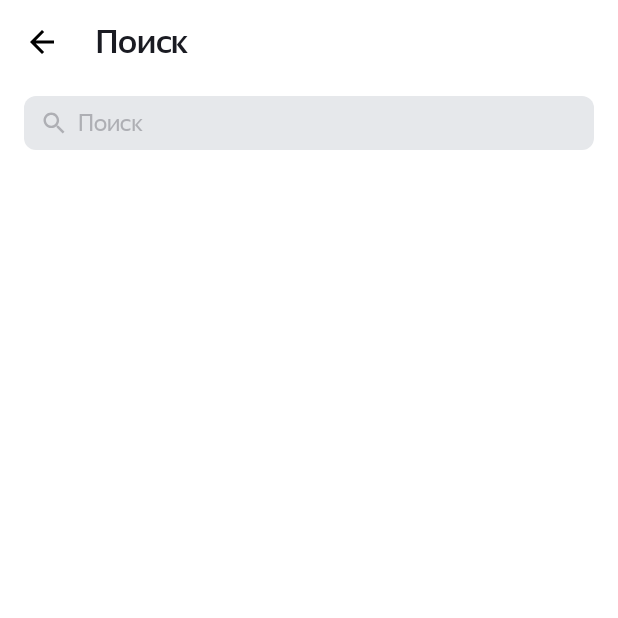
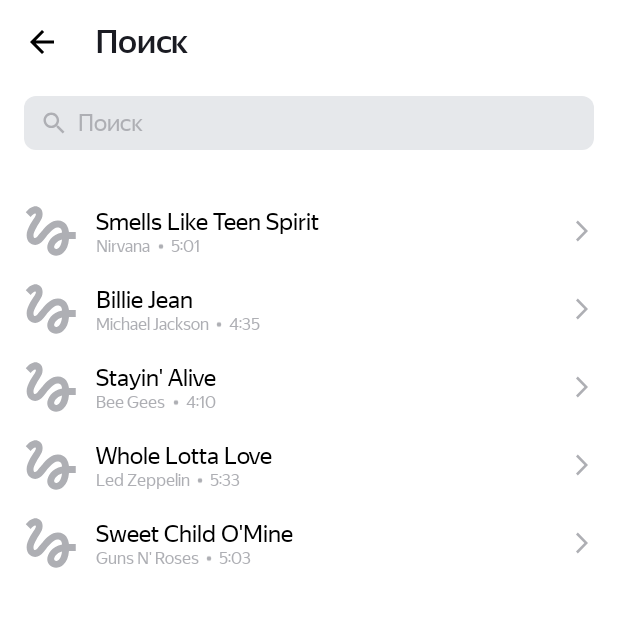
Before and after one commit to ekaterinayazykova/MyAppPlaylistMaker, an Android app: the screen it shows after launch (SearchActivity), after a tap on "Поиск", on a phone screen of 412 x 824 dp, the top half of it. Run offline under Robolectric (Android 15) with nearby library versions, the phone set to English and light mode, and no system bars; pictures from the network do not load.

Commit message:
[MyAppPlaylistMaker] Sprint 10

```diff
--- a/app/build.gradle.kts
+++ b/app/build.gradle.kts
@@ -42,6 +42,9 @@ dependencies {
     implementation(libs.material)
     implementation(libs.androidx.activity)
     implementation(libs.androidx.constraintlayout)
+    implementation (libs.google.material.v161)
+    implementation ("com.github.bumptech.glide:glide:4.16.0")
+    annotationProcessor ("com.github.bumptech.glide:compiler:4.16.0")
     testImplementation(libs.junit)
     androidTestImplementation(libs.androidx.junit)
     androidTestImplementation(libs.androidx.espresso.core)
--- a/app/src/main/AndroidManifest.xml
+++ b/app/src/main/AndroidManifest.xml
@@ -1,6 +1,9 @@
 <?xml version="1.0" encoding="utf-8"?>
 <manifest xmlns:android="http://schemas.android.com/apk/res/android"
     xmlns:tools="http://schemas.android.com/tools">
+
+    <uses-permission android:name="android.permission.ACCESS_NETWORK_STATE" />
+    <uses-permission android:name="android.permission.INTERNET" />
 
     <application
         android:allowBackup="true"
--- /dev/null
+++ b/app/src/main/java/com/example/myappplaylistmaker/NetworkClass.kt
@@ -0,0 +1,15 @@
+package com.example.myappplaylistmaker
+
+import android.annotation.SuppressLint
+import android.content.Context
+import android.net.ConnectivityManager
+import android.net.NetworkInfo
+
+object NetworkClass {
+    @SuppressLint("MissingPermission")
+    fun isNetworkAvailable(context: Context): Boolean {
+        val connectivityManager = context.getSystemService(Context.CONNECTIVITY_SERVICE) as ConnectivityManager
+        val networkInfo: NetworkInfo? = connectivityManager.activeNetworkInfo
+        return networkInfo != null && networkInfo.isConnected
+    }
+}
--- a/app/src/main/java/com/example/myappplaylistmaker/SearchActivity.kt
+++ b/app/src/main/java/com/example/myappplaylistmaker/SearchActivity.kt
@@ -8,16 +8,20 @@ import android.view.inputmethod.InputMethodManager
 import android.widget.Button
 import android.widget.EditText
 import android.widget.ImageView
+import android.widget.ProgressBar
 import androidx.activity.enableEdgeToEdge
 import androidx.appcompat.app.AppCompatActivity
 import androidx.core.view.ViewCompat
 import androidx.core.view.WindowInsetsCompat
+import androidx.recyclerview.widget.LinearLayoutManager
+import androidx.recyclerview.widget.RecyclerView
 import com.google.android.material.button.MaterialButton
 
 class SearchActivity : AppCompatActivity() {
     private lateinit var editText: EditText
     private lateinit var requestFocusButton: Button
     private lateinit var buttonClear: MaterialButton
+    private lateinit var recyclerView: RecyclerView
     private var searchQuery: String = ""
 
     companion object {
@@ -45,6 +49,20 @@ class SearchActivity : AppCompatActivity() {
 
         editText = findViewById(R.id.edit_text)
         requestFocusButton = findViewById(R.id.requestFocusButton)
+        recyclerView = findViewById(R.id.track_list)
+
+        val tracks = listOf(
+            Track("Smells Like Teen Spirit", "Nirvana", "5:01", "https://is5-ssl.mzstatic.com/image/thumb/Music115/v4/7b/58/c2/7b58c21a-2b51-2bb2-e59a-9bb9b96ad8c3/00602567924166.rgb.jpg/100x100bb.jpg"),
+            Track("Billie Jean", "Michael Jackson", "4:35", "https://is5-ssl.mzstatic.com/image/thumb/Music125/v4/3d/9d/38/3d9d3811-71f0-3a0e-1ada-3004e56ff852/827969428726.jpg/100x100bb.jpg"),
+            Track("Stayin' Alive", "Bee Gees", "4:10", "https://is4-ssl.mzstatic.com/image/thumb/Music115/v4/1f/80/1f/1f801fc1-8c0f-ea3e-d3e5-387c6619619e/16UMGIM86640.rgb.jpg/100x100bb.jpg"),
+            Track("Whole Lotta Love", "Led Zeppelin", "5:33", "https://is2-ssl.mzstatic.com/image/thumb/Music62/v4/7e/17/e3/7e17e33f-2efa-2a36-e916-7f808576cf6b/mzm.fyigqcbs.jpg/100x100bb.jpg"),
+            Track("Sweet Child O'Mine", "Guns N' Roses", "5:03", "https://is5-ssl.mzstatic.com/image/thumb/Music125/v4/a0/4d/c4/a04dc484-03cc-02aa-fa82-5334fcb4bc16/18UMGIM24878.rgb.jpg/100x100bb.jpg")
+        )
+
+        val adapter = SearchAdapter(tracks)
+        recyclerView.layoutManager = LinearLayoutManager(this)
+        recyclerView.adapter = adapter
+        recyclerView.requestLayout()
 
         editText.addTextChangedListener(object : TextWatcher {
             override fun beforeTextChanged(s: CharSequence?, start: Int, count: Int, after: Int) {}
--- /dev/null
+++ b/app/src/main/java/com/example/myappplaylistmaker/SearchAdapter.kt
@@ -0,0 +1,19 @@
+package com.example.myappplaylistmaker
+
+import android.view.LayoutInflater
+import android.view.ViewGroup
+import androidx.recyclerview.widget.RecyclerView
+
+class SearchAdapter (private val tracks: List<Track>) : RecyclerView.Adapter<TrackViewHolder>() {
+
+    override fun onCreateViewHolder(parent: ViewGroup, viewType: Int): TrackViewHolder {
+        return TrackViewHolder.create(parent)
+    }
+
+    override fun getItemCount() = tracks.size
+
+    override fun onBindViewHolder(holder: TrackViewHolder, position: Int) {
+        holder.bind(tracks[position])
+    }
+
+}
--- /dev/null
+++ b/app/src/main/java/com/example/myappplaylistmaker/Track.kt
@@ -0,0 +1,8 @@
+package com.example.myappplaylistmaker
+
+class Track (
+        val trackName: String,
+        val artistName: String,
+        val trackTime: String,
+        val artworkUrl100: String
+    )
--- /dev/null
+++ b/app/src/main/java/com/example/myappplaylistmaker/TrackViewHolder.kt
@@ -0,0 +1,45 @@
+package com.example.myappplaylistmaker
+
+import android.media.Image
+import android.view.LayoutInflater
+import android.view.View
+import android.view.ViewGroup
+import android.widget.ImageView
+import android.widget.TextView
+import androidx.appcompat.view.menu.MenuView.ItemView
+import androidx.recyclerview.widget.RecyclerView
+import com.bumptech.glide.Glide
+import com.bumptech.glide.load.resource.bitmap.RoundedCorners
+
+class TrackViewHolder(itemView: View) : RecyclerView.ViewHolder(itemView) {
+    private val trackName: TextView = itemView.findViewById(R.id.track_name)
+    private val artistName: TextView = itemView.findViewById(R.id.artist_name)
+    private val trackTime: TextView = itemView.findViewById(R.id.track_duration)
+    private val trackCover: ImageView = itemView.findViewById(R.id.track_cover)
+
+    companion object {
+        fun create(parent: ViewGroup): TrackViewHolder {
+            val view = LayoutInflater.from(parent.context)
+                .inflate(R.layout.item_recycler, parent, false)
+            return TrackViewHolder(view)
+        }
+    }
+
+    fun bind(track: Track) {
+        trackName.text = track.trackName
+        artistName.text = track.artistName
+        trackTime.text = track.trackTime
+
+        if (NetworkClass.isNetworkAvailable(itemView.context)) {
+            Glide.with(itemView)
+                .load(track.artworkUrl100)
+                .fitCenter()
+                .placeholder(R.drawable.icon_placeholder)
+                .centerCrop()
+                .transform(RoundedCorners(Utils.dpToPx(2f, itemView.context)))
+                .into(trackCover)
+        } else {
+            trackCover.setImageResource(R.drawable.icon_placeholder)
+        }
+    }
+}
--- /dev/null
+++ b/app/src/main/java/com/example/myappplaylistmaker/Utils.kt
@@ -0,0 +1,14 @@
+package com.example.myappplaylistmaker
+
+import android.content.Context
+import android.util.TypedValue
+
+object Utils {
+    fun dpToPx(dp: Float, context: Context): Int {
+        return TypedValue.applyDimension(
+            TypedValue.COMPLEX_UNIT_DIP,
+            dp,
+            context.resources.displayMetrics
+        ).toInt()
+    }
+}
--- /dev/null
+++ b/app/src/main/res/drawable/icon_dot.xml
@@ -0,0 +1,9 @@
+<vector xmlns:android="http://schemas.android.com/apk/res/android"
+    android:width="13dp"
+    android:height="13dp"
+    android:viewportWidth="13"
+    android:viewportHeight="13">
+  <path
+      android:pathData="M6.5,6.5m-1.5,0a1.5,1.5 0,1 1,3 0a1.5,1.5 0,1 1,-3 0"
+      android:fillColor="#AEAFB4"/>
+</vector>
--- /dev/null
+++ b/app/src/main/res/drawable/icon_placeholder.xml
@@ -0,0 +1,9 @@
+<vector xmlns:android="http://schemas.android.com/apk/res/android"
+    android:width="45dp"
+    android:height="45dp"
+    android:viewportWidth="45"
+    android:viewportHeight="45">
+  <path
+      android:pathData="M8.606,12.919C9.919,11.587 11.231,10.387 11.813,10.631C12.75,11.006 11.813,12.563 11.25,13.481C10.781,14.269 5.888,20.775 5.888,25.313C5.888,27.712 6.788,29.7 8.4,30.9C9.806,31.95 11.663,32.269 13.35,31.763C15.356,31.181 17.006,29.138 19.087,26.569C21.356,23.775 24.394,20.119 26.737,20.119C29.794,20.119 29.831,22.013 30.038,23.475C22.95,24.675 19.95,30.356 19.95,33.544C19.95,36.731 22.65,39.338 25.969,39.338C29.025,39.338 34.013,36.844 34.763,27.9H39.375V23.212H34.744C34.463,20.119 32.7,15.337 27.188,15.337C22.969,15.337 19.35,18.919 17.925,20.663C16.837,22.031 14.063,25.313 13.631,25.763C13.163,26.325 12.356,27.337 11.55,27.337C10.706,27.337 10.2,25.781 10.875,23.737C11.531,21.694 13.5,18.375 14.344,17.138C15.806,15 16.781,13.538 16.781,10.988C16.781,6.919 13.706,5.625 12.075,5.625C9.6,5.625 7.444,7.5 6.975,7.969C6.3,8.644 5.738,9.206 5.325,9.712L8.606,12.919ZM26.025,34.781C25.444,34.781 24.638,34.294 24.638,33.431C24.638,32.306 26.006,29.306 30.019,28.256C29.456,33.3 27.337,34.781 26.025,34.781Z"
+      android:fillColor="#AEAFB4"/>
+</vector>
--- a/app/src/main/res/layout/activity_search.xml
+++ b/app/src/main/res/layout/activity_search.xml
@@ -83,7 +83,15 @@
         app:layout_constraintEnd_toEndOf="parent"
         app:layout_constraintTop_toTopOf="@id/edit_text"/>
 
-
 </FrameLayout>
 
+    <androidx.recyclerview.widget.RecyclerView
+        android:visibility="visible"
+        android:id="@+id/track_list"
+        android:layout_width="match_parent"
+        android:layout_height="wrap_content"
+        android:paddingHorizontal="@dimen/size_12"
+        android:paddingVertical="@dimen/size_8"
+        android:layout_marginTop="@dimen/size_24" />
+
 </LinearLayout>
--- /dev/null
+++ b/app/src/main/res/layout/item_recycler.xml
@@ -0,0 +1,83 @@
+<?xml version="1.0" encoding="utf-8"?>
+<LinearLayout xmlns:android="http://schemas.android.com/apk/res/android"
+    xmlns:app="http://schemas.android.com/apk/res-auto"
+    android:layout_width="match_parent"
+    android:layout_height="wrap_content"
+    android:layout_marginBottom="@dimen/size_8"
+    xmlns:tools="http://schemas.android.com/tools"
+    android:fitsSystemWindows="true"
+    android:focusable="true"
+    android:clickable="true"
+    android:showDividers="middle"
+    android:orientation="horizontal"
+    android:background="@android:color/transparent" >
+
+    <ImageView
+        android:id="@+id/track_cover"
+        android:layout_width="@dimen/size_44"
+        android:layout_height="@dimen/size_44"
+        android:contentDescription="@string/track_cover" />
+
+    <LinearLayout
+        android:layout_width="match_parent"
+        android:layout_height="wrap_content"
+        android:layout_marginStart="@dimen/size_8"
+        android:layout_marginTop="@dimen/size_6"
+        android:layout_marginEnd="@dimen/size_8"
+        android:layout_weight="1"
+        android:orientation="vertical"
+        tools:ignore="RtlSymmetry">
+
+        <TextView
+            android:id="@+id/track_name"
+            style="@style/SongTitle"
+            android:layout_width="wrap_content"
+            android:layout_height="wrap_content"
+            android:singleLine="true"
+            android:maxLines="1"
+            android:ellipsize="end"/>
+
+        <LinearLayout
+            android:layout_width="wrap_content"
+            android:layout_height="wrap_content"
+            android:orientation="horizontal"
+            tools:ignore="RtlSymmetry">
+
+            <TextView
+                android:id="@+id/artist_name"
+                style="@style/SongDescription"
+                android:layout_width="@dimen/size_0"
+                android:layout_height="match_parent"
+                android:layout_weight="1"
+                android:singleLine="true"
+                android:maxLines="1"
+                android:ellipsize="end" />
+
+            <ImageView
+                android:id="@+id/separator"
+                android:layout_width="wrap_content"
+                android:layout_height="match_parent"
+                android:importantForAccessibility="no"
+                android:src="@drawable/icon_dot"
+                app:tint="?attr/colorButtonNormal" />
+
+            <TextView
+                android:id="@+id/track_duration"
+                style="@style/SongDescription"
+                android:layout_width="wrap_content"
+                android:layout_height="match_parent" />
+
+        </LinearLayout>
+
+    </LinearLayout>
+
+        <ImageView
+            android:id="@+id/acception"
+            android:layout_width="wrap_content"
+            android:layout_height="wrap_content"
+            android:layout_marginTop="@dimen/size_10"
+            android:contentDescription="@string/acception"
+            android:src="@drawable/icon_acception"
+            app:tint="?attr/colorButtonNormal" />
+
+</LinearLayout>
--- a/app/src/main/res/values/dimens.xml
+++ b/app/src/main/res/values/dimens.xml
@@ -2,6 +2,7 @@
 <resources>
     <dimen name="main_text_size">22sp</dimen>
     <dimen name="settings_text_size">16sp</dimen>
+    <dimen name="song_description_size">11sp</dimen>
     <dimen name="size_16">16dp</dimen>
     <dimen name="size_12">12dp</dimen>
     <dimen name="size_21">21dp</dimen>
@@ -18,4 +19,10 @@
     <dimen name="size_10">10dp</dimen>
     <dimen name="size_36">36dp</dimen>
     <dimen name="size_40">40dp</dimen>
+    <dimen name="size_62">62dp</dimen>
+    <dimen name="size_44">44dp</dimen>
+    <dimen name="size_250">250dp</dimen>
+    <dimen name="size_20">20dp</dimen>
+    <dimen name="size_6">6dp</dimen>
+    <dimen name="size_18">18dp</dimen>
 </resources>
--- a/app/src/main/res/values/strings.xml
+++ b/app/src/main/res/values/strings.xml
@@ -13,4 +13,5 @@
     <string name="subjectWriteSupport" translatable="false">Сообщение разработчикам и разработчицам приложения Playlist Maker</string>
     <string name="textWriteSupport" translatable="false">Спасибо разработчикам и разработчицам за крутое приложение!</string>
     <string name="acception_link" translatable="false">https://yandex.ru/legal/practicum_offer/</string>
+    <string name="track_cover" translatable="false">Обложка трека</string>
 </resources>
--- a/app/src/main/res/values/styles.xml
+++ b/app/src/main/res/values/styles.xml
@@ -46,4 +46,19 @@
         <item name="iconGravity">end</item>
         <item name="iconTint">?attr/colorButtonNormal</item>
     </style>
+
+    <style name="SongTitle" >
+        <item name="android:fontFamily">@font/ys_display_regular</item>
+        <item name="android:textFontWeight">400</item>
+        <item name="android:textSize">@dimen/settings_text_size</item>
+        <item name="android:textColor">?attr/itemTextColor</item>
+    </style>
+
+    <style name="SongDescription" >
+        <item name="android:fontFamily">@font/ys_display_regular</item>
+        <item name="android:textFontWeight">400</item>
+        <item name="android:textSize">@dimen/song_description_size</item>
+        <item name="android:textColor">?attr/colorButtonNormal</item>
+    </style>
+
 </resources>
--- a/gradle/libs.versions.toml
+++ b/gradle/libs.versions.toml
@@ -1,5 +1,7 @@
 [versions]
 agp = "8.5.0"
+glide = "4.14.2"
+googleMaterial = "1.6.1"
 kotlin = "1.9.0"
 coreKtx = "1.13.1"
 junit = "4.13.2"
@@ -12,6 +14,9 @@ constraintlayout = "2.1.4"
 
 [libraries]
 androidx-core-ktx = { group = "androidx.core", name = "core-ktx", version.ref = "coreKtx" }
+compiler = { module = "com.github.bumptech.glide:compiler", version.ref = "glide" }
+glide = { module = "com.github.bumptech.glide:glide", version.ref = "glide" }
+google-material-v161 = { module = "com.google.android.material:material", version.ref = "googleMaterial" }
 junit = { group = "junit", name = "junit", version.ref = "junit" }
 androidx-junit = { group = "androidx.test.ext", name = "junit", version.ref = "junitVersion" }
 androidx-espresso-core = { group = "androidx.test.espresso", name = "espresso-core", version.ref = "espressoCore" }
```
Also changed, not shown: app/src/main/java/com/example/myappplaylistmaker/MainActivity.kt (+7 -0 lines).
